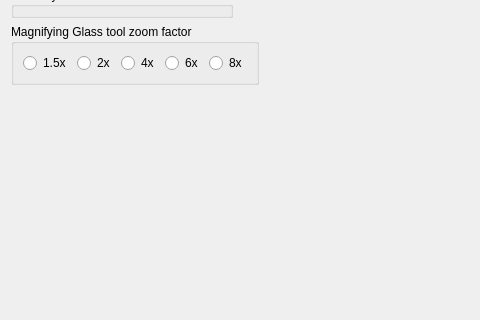
This is starviewer/src/core/q2dviewerconfigurationscreenbase.ui in starviewer-medical/starviewer as Qt 5 draws it before an edit; both pictures show x 0 to 480 and y 169 to 489 of the 805 by 647 pixel window. The edited form follows.
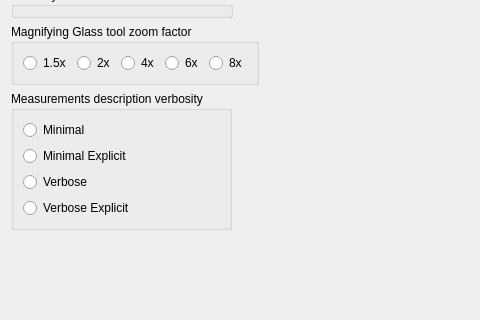
This is the edited form. Icons and pictures are not drawn. Custom widgets are drawn as their Qt base class.

Commit message: ﻿ENH: Making measurement verbosity settings configurable through Q2DViewer configuration screen

The edit to the form file:
```diff
--- a/starviewer/src/core/q2dviewerconfigurationscreenbase.ui
+++ b/starviewer/src/core/q2dviewerconfigurationscreenbase.ui
@@ -17,7 +17,7 @@
    <iconset resource="../main/main.qrc">
     <normaloff>:/images/q2dviewerconfiguration.png</normaloff>:/images/q2dviewerconfiguration.png</iconset>
   </property>
-  <layout class="QVBoxLayout" name="verticalLayout_3">
+  <layout class="QVBoxLayout" name="verticalLayout_5">
    <item>
     <layout class="QHBoxLayout" name="horizontalLayout">
      <item>
@@ -207,6 +207,60 @@
      </item>
     </layout>
    </item>
+   <item>
+    <layout class="QHBoxLayout" name="horizontalLayout_6">
+     <item>
+      <widget class="QGroupBox" name="groupBox_2">
+       <property name="title">
+        <string>Measurements description verbosity</string>
+       </property>
+       <layout class="QVBoxLayout" name="verticalLayout_3">
+        <item>
+         <widget class="QRadioButton" name="m_minimalVerbosityRadioButton">
+          <property name="text">
+           <string>Minimal</string>
+          </property>
+         </widget>
+        </item>
+        <item>
+         <widget class="QRadioButton" name="m_minimalExplicitVerbosityRadioButton">
+          <property name="text">
+           <string>Minimal Explicit</string>
+          </property>
+         </widget>
+        </item>
+        <item>
+         <widget class="QRadioButton" name="m_verboseVerbosityRadioButton">
+          <property name="text">
+           <string>Verbose</string>
+          </property>
+         </widget>
+        </item>
+        <item>
+         <widget class="QRadioButton" name="m_verboseExplicitVerbosityRadioButton">
+          <property name="text">
+           <string>Verbose Explicit</string>
+          </property>
+         </widget>
+        </item>
+       </layout>
+      </widget>
+     </item>
+     <item>
+      <spacer name="horizontalSpacer_4">
+       <property name="orientation">
+        <enum>Qt::Horizontal</enum>
+       </property>
+       <property name="sizeHint" stdset="0">
+        <size>
+         <width>40</width>
+         <height>20</height>
+        </size>
+       </property>
+      </spacer>
+     </item>
+    </layout>
+   </item>
    <item>
     <spacer>
      <property name="orientation">
```
The commit also changes 2 other files.
